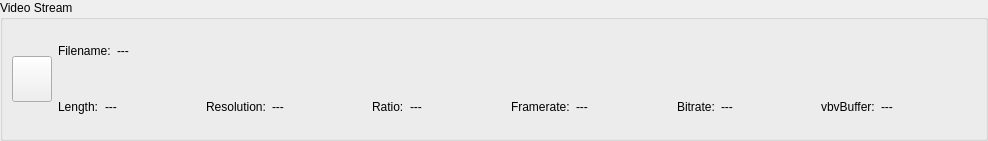
The window that branches/refactor/ui/videofileinfowidget.ui (BackupTheBerlios/ttcut-svn) describes before a commit, drawn with Qt 5.
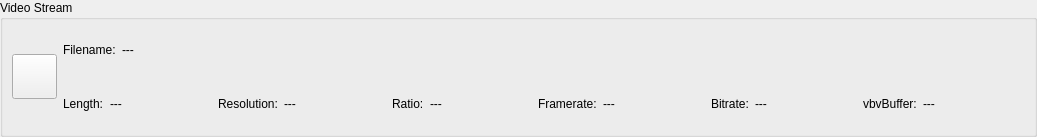
The same window after the commit. Icons and pictures are not drawn.

```diff
--- a/branches/refactor/ui/videofileinfowidget.ui
+++ b/branches/refactor/ui/videofileinfowidget.ui
@@ -5,13 +5,25 @@
    <rect>
     <x>0</x>
     <y>0</y>
-    <width>988</width>
-    <height>141</height>
+    <width>1037</width>
+    <height>137</height>
    </rect>
   </property>
+  <property name="sizePolicy" >
+   <sizepolicy vsizetype="Preferred" hsizetype="Preferred" >
+    <horstretch>1</horstretch>
+    <verstretch>1</verstretch>
+   </sizepolicy>
+  </property>
   <property name="minimumSize" >
    <size>
-    <width>640</width>
+    <width>620</width>
+    <height>80</height>
+   </size>
+  </property>
+  <property name="baseSize" >
+   <size>
+    <width>620</width>
     <height>80</height>
    </size>
   </property>
@@ -85,20 +97,26 @@
          <widget class="QPushButton" name="pbVideoOpen" >
           <property name="sizePolicy" >
            <sizepolicy vsizetype="Fixed" hsizetype="Fixed" >
-            <horstretch>0</horstretch>
-            <verstretch>0</verstretch>
+            <horstretch>1</horstretch>
+            <verstretch>1</verstretch>
            </sizepolicy>
           </property>
           <property name="minimumSize" >
            <size>
-            <width>36</width>
-            <height>36</height>
+            <width>45</width>
+            <height>45</height>
            </size>
           </property>
           <property name="maximumSize" >
            <size>
-            <width>46</width>
-            <height>46</height>
+            <width>45</width>
+            <height>45</height>
+           </size>
+          </property>
+          <property name="baseSize" >
+           <size>
+            <width>100</width>
+            <height>100</height>
            </size>
           </property>
           <property name="text" >
@@ -109,10 +127,16 @@
           </property>
           <property name="iconSize" >
            <size>
-            <width>32</width>
-            <height>32</height>
+            <width>24</width>
+            <height>24</height>
            </size>
           </property>
+          <property name="autoDefault" >
+           <bool>true</bool>
+          </property>
+          <property name="default" >
+           <bool>false</bool>
+          </property>
           <property name="flat" >
            <bool>false</bool>
           </property>
```
